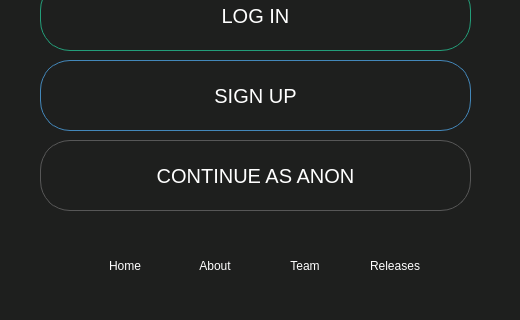
This is ui/main_window.ui in tesla1618/RedShiftIndex as Qt 5 draws it before an edit; both pictures show x 100 to 620 and y 230 to 550 of the 720 by 550 pixel window. The edited form follows.
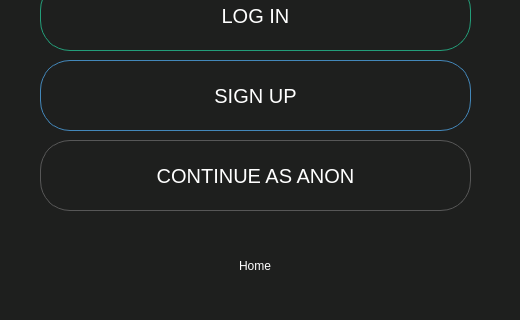
This is the edited form. Icons and pictures are not drawn.

What changed in the file:
```diff
--- a/ui/main_window.ui
+++ b/ui/main_window.ui
@@ -178,7 +178,7 @@
    <widget class="QPushButton" name="nav_homeBtn">
     <property name="geometry">
      <rect>
-      <x>180</x>
+      <x>310</x>
       <y>480</y>
       <width>90</width>
       <height>31</height>
@@ -198,75 +198,6 @@
      <string>Home</string>
     </property>
    </widget>
-   <widget class="QPushButton" name="nav_aboutBtn">
-    <property name="geometry">
-     <rect>
-      <x>270</x>
-      <y>480</y>
-      <width>90</width>
-      <height>31</height>
-     </rect>
-    </property>
-    <property name="cursor">
-     <cursorShape>PointingHandCursor</cursorShape>
-    </property>
-    <property name="styleSheet">
-     <string notr="true">*{background: none;
-color: white;
-border: none;
-border: 1px solid transparent}
-*:hover{ border-bottom: 1px solid white}</string>
-    </property>
-    <property name="text">
-     <string>About</string>
-    </property>
-   </widget>
-   <widget class="QPushButton" name="nav_teamBtn">
-    <property name="geometry">
-     <rect>
-      <x>360</x>
-      <y>480</y>
-      <width>90</width>
-      <height>31</height>
-     </rect>
-    </property>
-    <property name="cursor">
-     <cursorShape>PointingHandCursor</cursorShape>
-    </property>
-    <property name="styleSheet">
-     <string notr="true">*{background: none;
-color: white;
-border: none;
-border: 1px solid transparent}
-*:hover{ border-bottom: 1px solid white}</string>
-    </property>
-    <property name="text">
-     <string>Team</string>
-    </property>
-   </widget>
-   <widget class="QPushButton" name="nav_rlsBtn">
-    <property name="geometry">
-     <rect>
-      <x>450</x>
-      <y>480</y>
-      <width>90</width>
-      <height>31</height>
-     </rect>
-    </property>
-    <property name="cursor">
-     <cursorShape>PointingHandCursor</cursorShape>
-    </property>
-    <property name="styleSheet">
-     <string notr="true">*{background: none;
-color: white;
-border: none;
-border: 1px solid transparent}
-*:hover{ border-bottom: 1px solid white}</string>
-    </property>
-    <property name="text">
-     <string>Releases</string>
-    </property>
-   </widget>
    <zorder>loginBtn</zorder>
    <zorder>wlcText</zorder>
    <zorder>regBtn</zorder>
```
Left out of the diff: 3 changed lines with no effect on the pictures.
